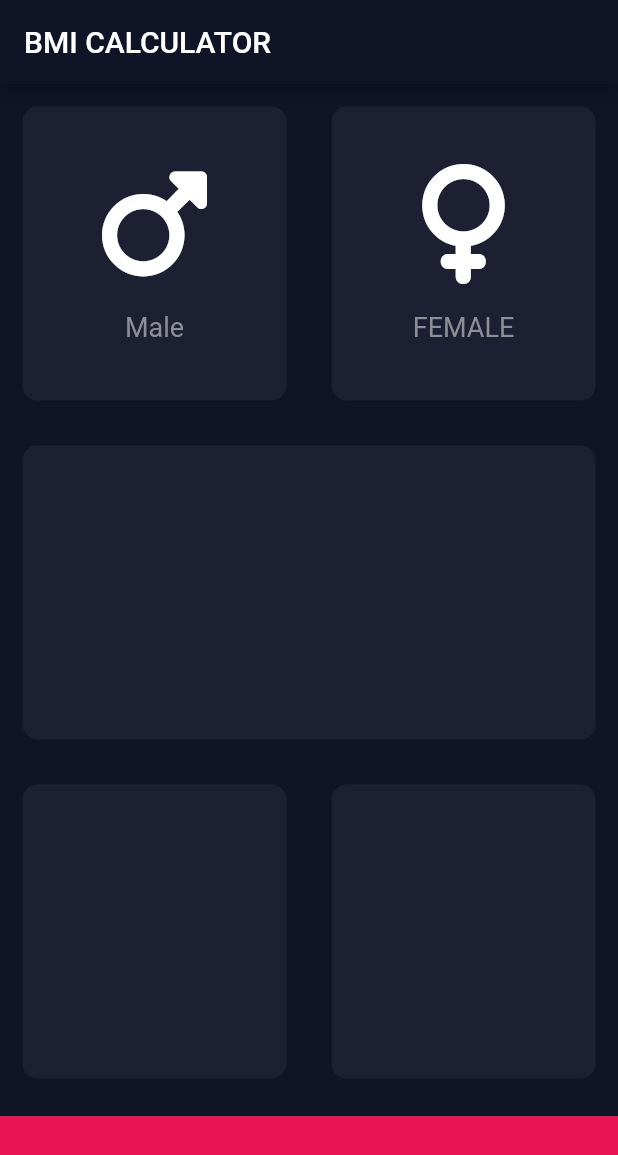
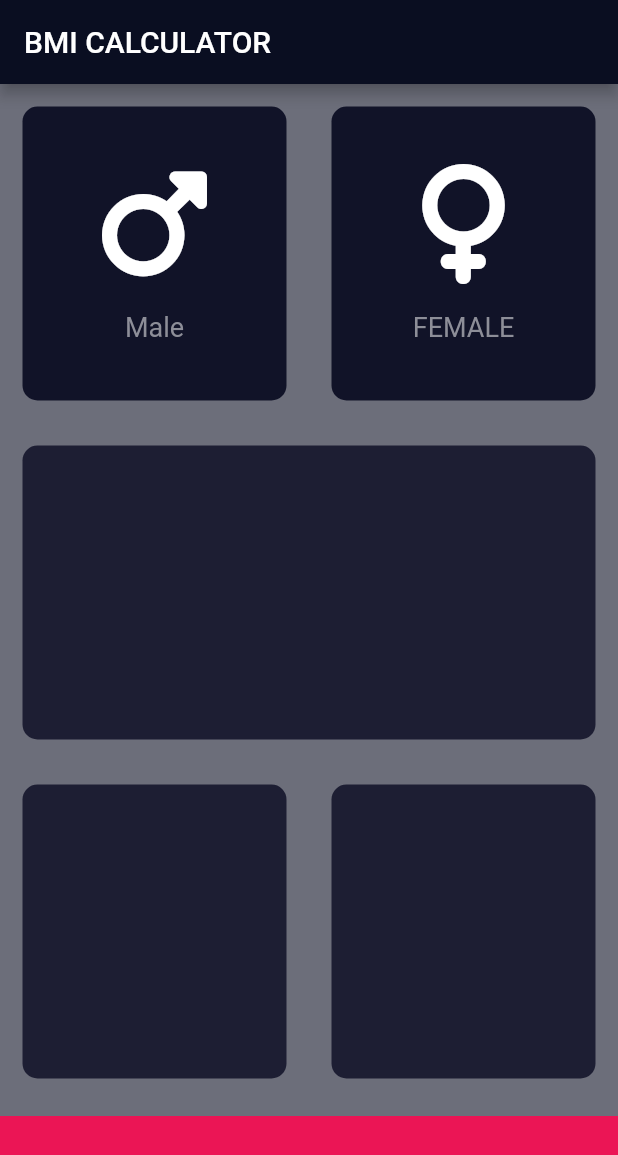
Before and after one commit to sachinNishalka/BMI-app, a Flutter app: the screen it shows after launch, on a phone screen of 412 x 824 dp. Shown: the top 1155 px of the screen. Run offline on Flutter 3.47's test engine with Material 2 defaults, Android fonts, the phone set to English and light mode, and no system bars; our stand-ins replace font_awesome_flutter.

Commit message:
made the male female selection buttons work
used the geustureDector Widget

```diff
--- a/lib/input_data.dart
+++ b/lib/input_data.dart
@@ -5,8 +5,32 @@ import 'roundedCards.dart';
 
 const double bottomContainerHeight = 80;
 
-const roundedCardColor = Color(0xFF1D1F33);
+const activeCardColor = Color(0xFF1D1E33);
+
+const inactiveCardColor = Color(0xFF111328);
+
 const bottomCardColor = Color(0xFFEB1555);
+
+Color maleCardColor = inactiveCardColor;
+Color femaleCardColor = inactiveCardColor;
+
+void updateColor(int gender) {
+  if (gender == 1) {
+    if (maleCardColor == inactiveCardColor) {
+      maleCardColor = activeCardColor;
+      femaleCardColor = inactiveCardColor;
+    } else {
+      maleCardColor = inactiveCardColor;
+    }
+  } else if (gender == 2) {
+    if (femaleCardColor == inactiveCardColor) {
+      femaleCardColor = activeCardColor;
+      maleCardColor = inactiveCardColor;
+    } else {
+      femaleCardColor = inactiveCardColor;
+    }
+  }
+}
 
 class InputPage extends StatefulWidget {
   @override
@@ -27,19 +51,33 @@ class _InputPageState extends State<InputPage> {
             child: Row(
               children: [
                 Expanded(
+                  child: GestureDetector(
+                    onTap: () {
+                      setState(() {
+                        updateColor(1);
+                      });
+                    },
                     child: roundedCard(
-                    colour: roundedCardColor,
+                      colour: maleCardColor,
                       cardChild: cardContent(
                         cardIcon: FontAwesomeIcons.mars,
                         cardText: "Male",
                       ),
                     ),
                   ),
+                ),
                 Expanded(
+                  child: GestureDetector(
+                    onTap: () {
+                      setState(() {
+                        updateColor(2);
+                      });
+                    },
                     child: roundedCard(
-                    colour: roundedCardColor,
+                      colour: femaleCardColor,
                       cardChild: cardContent(
                           cardIcon: FontAwesomeIcons.venus, cardText: "FEMALE"),
+                    ),
                   ),
                 ),
               ],
@@ -47,7 +85,7 @@ class _InputPageState extends State<InputPage> {
           ),
           Expanded(
             child: roundedCard(
-              colour: roundedCardColor,
+              colour: activeCardColor,
               cardChild: Container(),
             ),
           ),
@@ -56,13 +94,13 @@ class _InputPageState extends State<InputPage> {
               children: [
                 Expanded(
                   child: roundedCard(
-                    colour: roundedCardColor,
+                    colour: activeCardColor,
                     cardChild: Container(),
                   ),
                 ),
                 Expanded(
                   child: roundedCard(
-                    colour: roundedCardColor,
+                    colour: activeCardColor,
                     cardChild: Container(),
                   ),
                 ),
--- a/lib/main.dart
+++ b/lib/main.dart
@@ -1,34 +1,30 @@
 import 'package:flutter/material.dart';
 import 'input_data.dart';
+
 void main() => runApp(BMICalculator());
 
-Map<int, Color> color =
-{
-  50:Color.fromRGBO(9,13,33, .1),
-  100:Color.fromRGBO(9,13,33, .2),
-  200:Color.fromRGBO(9,13,33, .3),
-  300:Color.fromRGBO(9,13,33, .4),
-  400:Color.fromRGBO(9,13,33, .5),
-  500:Color.fromRGBO(9,13,33, .6),
-  600:Color.fromRGBO(9,13,33, .7),
-  700:Color.fromRGBO(9,13,33, .8),
-  800:Color.fromRGBO(9,13,33, .9),
-  900:Color.fromRGBO(9,13,33, 1),
+Map<int, Color> color = {
+  50: Color.fromRGBO(10, 14, 33, .1),
+  100: Color.fromRGBO(10, 14, 33, .2),
+  200: Color.fromRGBO(10, 14, 33, .3),
+  300: Color.fromRGBO(10, 14, 33, .4),
+  400: Color.fromRGBO(10, 14, 33, .5),
+  500: Color.fromRGBO(10, 14, 33, .6),
+  600: Color.fromRGBO(10, 14, 33, .7),
+  700: Color.fromRGBO(10, 14, 33, .8),
+  800: Color.fromRGBO(10, 14, 33, .9),
+  900: Color.fromRGBO(10, 14, 33, 1),
 };
 
 class BMICalculator extends StatelessWidget {
-
-  MaterialColor PrimeColor = MaterialColor(0xFF101427, color);
+  MaterialColor PrimeColor = MaterialColor(0xFF0A0E21, color);
   @override
   Widget build(BuildContext context) {
     return MaterialApp(
       theme: ThemeData.dark().copyWith(
           primaryColorDark: PrimeColor,
-          appBarTheme: AppBarTheme(
-            backgroundColor: PrimeColor
-          ),
-          scaffoldBackgroundColor: PrimeColor
-      ),
+          appBarTheme: AppBarTheme(backgroundColor: PrimeColor.shade900),
+          scaffoldBackgroundColor: PrimeColor.shade500),
       home: InputPage(),
     );
   }
```
Lines whose indentation alone changed are shown as unchanged.
